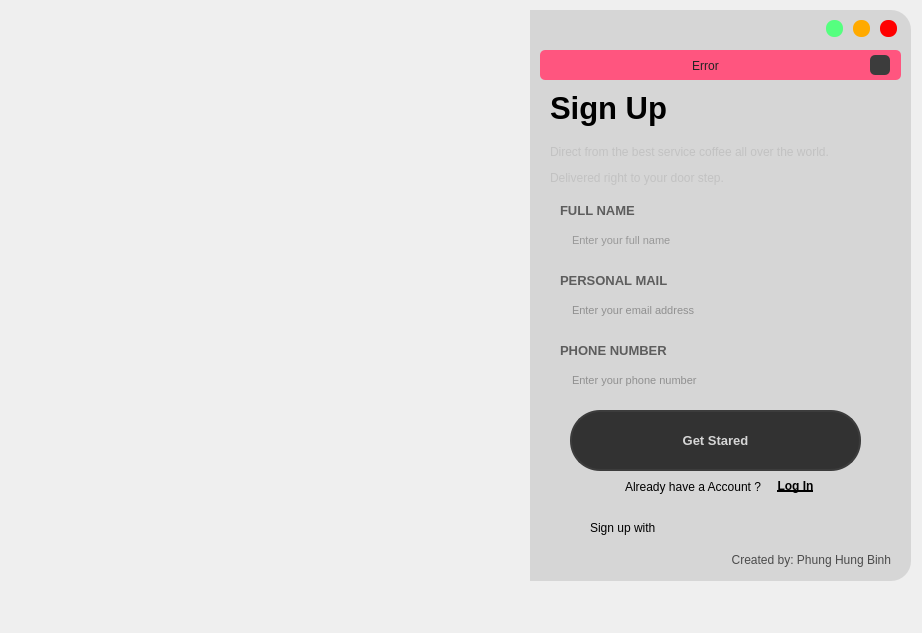
Above: Login.ui from leonardin999/Restaurant-Management-Systems-GUI-RMS- before the change. Below: the same form after it.
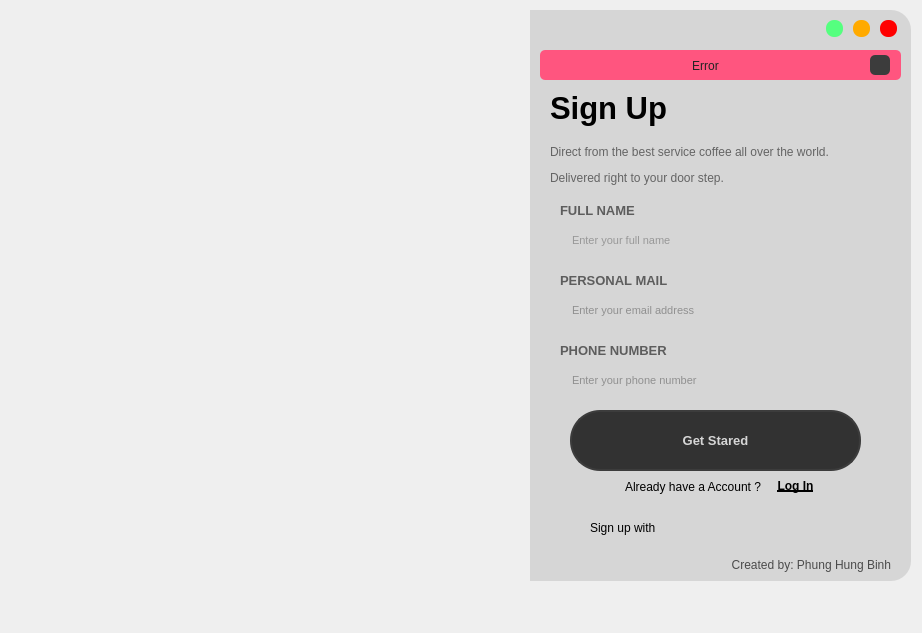
That is the form after the change. The open tabs and pages were chosen to show the change. Icons and pictures are not drawn.

Diff of the .ui file:
```diff
--- a/Login.ui
+++ b/Login.ui
@@ -44,9 +44,9 @@
      <property name="geometry">
       <rect>
        <x>10</x>
-       <y>540</y>
+       <y>539</y>
        <width>351</width>
-       <height>20</height>
+       <height>31</height>
       </rect>
      </property>
      <property name="font">
@@ -194,7 +194,7 @@
         </rect>
        </property>
        <property name="styleSheet">
-        <string notr="true">color: rgb(194, 194, 194);</string>
+        <string notr="true">color:rgb(100, 100, 100);</string>
        </property>
        <property name="text">
         <string>&lt;html&gt;&lt;head/&gt;&lt;body&gt;&lt;p&gt;Direct from the best service coffee all over the world. &lt;/p&gt;&lt;p&gt;Delivered right to your door step.&lt;/p&gt;&lt;/body&gt;&lt;/html&gt;</string>
```
Left out of the diff: 10 changed lines with no effect on the pictures.
